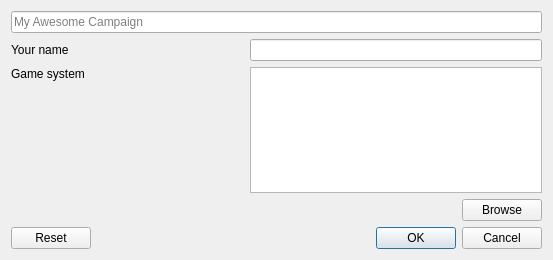
Before: the Qt Designer form resources/qt/campaign/new.ui in LazurasLong/dmclient, drawn with Qt 5.
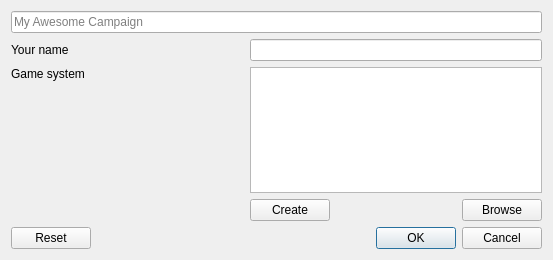
After: the same form once the commit is applied.

Commit message:
baby steps towards game systems being functional
Also document one of the ui functions that is fairly important.

Patch:
```diff
--- a/resources/qt/campaign/new.ui
+++ b/resources/qt/campaign/new.ui
@@ -40,6 +40,13 @@
        </item>
        <item>
         <layout class="QHBoxLayout" name="horizontalLayout">
+         <item>
+          <widget class="QPushButton" name="create_game_system">
+           <property name="text">
+            <string>Create</string>
+           </property>
+          </widget>
+         </item>
          <item>
           <spacer name="horizontalSpacer">
            <property name="orientation">
```
Left out of the diff: 25 changed lines with no effect on the pictures. The commit also changes 13 other files.
